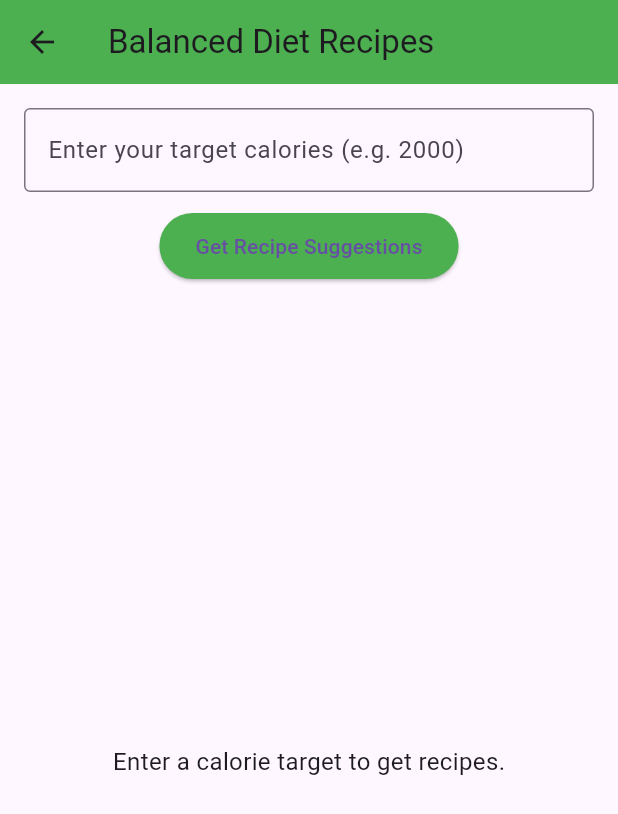
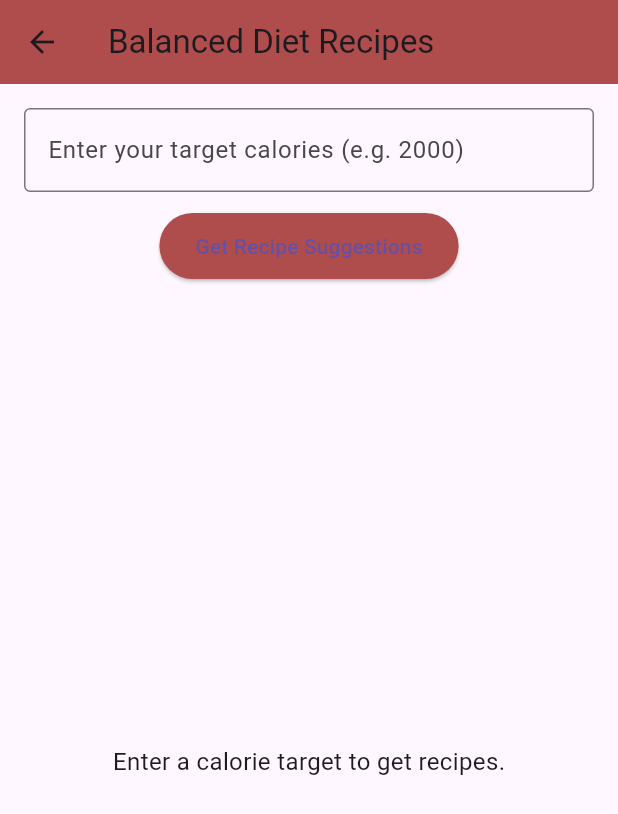
Before and after one commit to Azul-max/tutorial-app-dev, a Flutter app: the RecipeSuggestionPage screen opened directly, on a phone screen of 412 x 824 dp. Shown: the top 814 px of the screen. Run offline on Flutter 3.47's test engine with Material 3 defaults, Android fonts, the phone set to English and light mode, and no system bars; our stand-ins replace shared_preferences, table_calendar; accounts and stored records are empty; statements that could not run were skipped.

Commit message:
Update RecipeSuggestionPage.dart

```diff
--- a/lib/RecipeSuggestionPage.dart
+++ b/lib/RecipeSuggestionPage.dart
@@ -91,7 +91,7 @@ class _RecipeSuggestionPageState extends State<RecipeSuggestionPage> {
     return Scaffold(
       appBar: AppBar(
         title: Text('Balanced Diet Recipes'),
-        backgroundColor: Colors.green,
+        backgroundColor: const Color.fromARGB(255, 175, 76, 76),
       ),
       body: Padding(
         padding: const EdgeInsets.all(16.0),
@@ -108,7 +108,7 @@ class _RecipeSuggestionPageState extends State<RecipeSuggestionPage> {
             SizedBox(height: 12),
             ElevatedButton(
               style: ElevatedButton.styleFrom(
-                backgroundColor: Colors.green,
+                backgroundColor: const Color.fromARGB(255, 175, 76, 76),
                 padding: EdgeInsets.symmetric(horizontal: 24, vertical: 12),
               ),
               onPressed: _generateRecipes,
```
